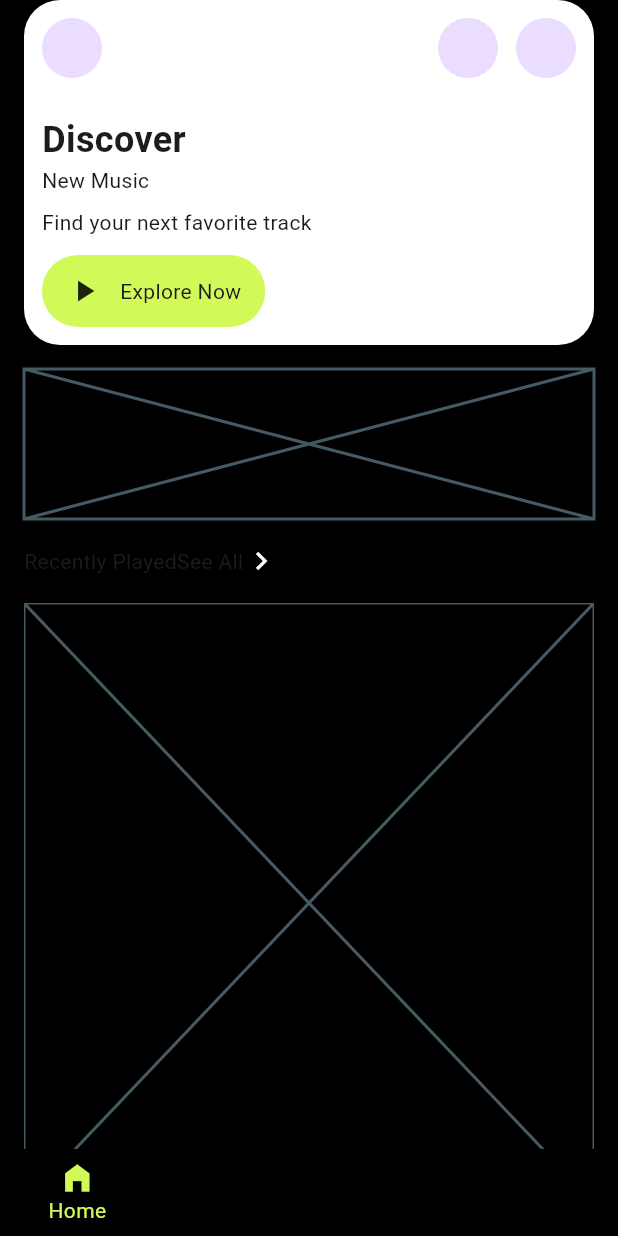
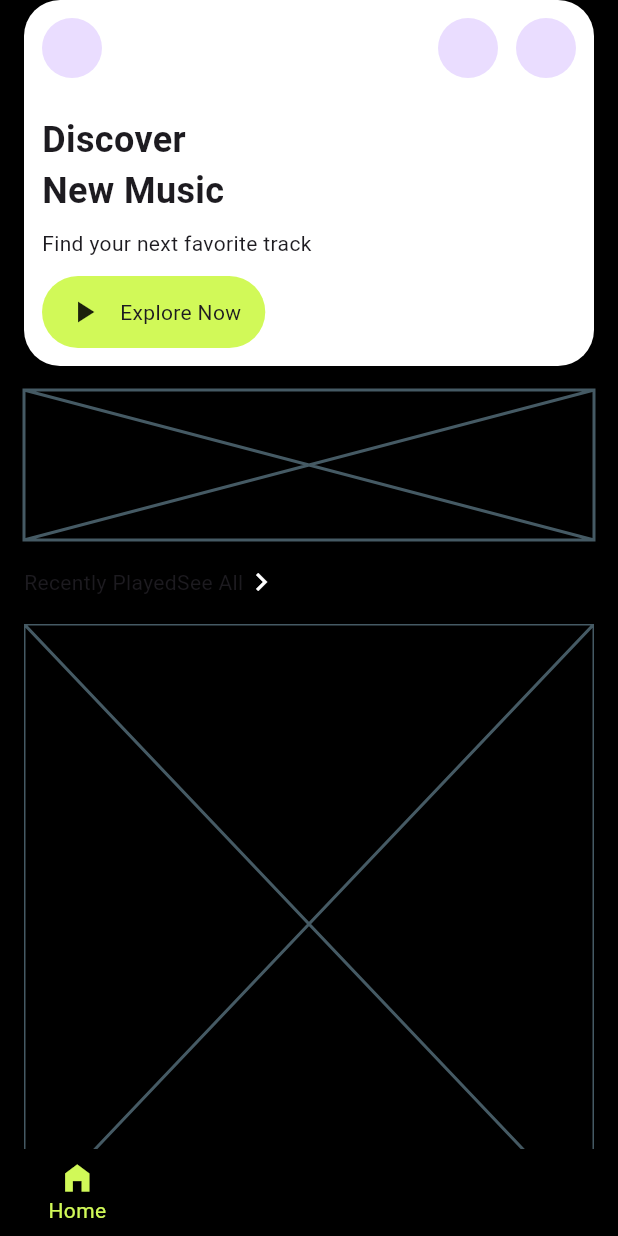
Before and after one commit to JAICHANGPARK/flutter_notebook_chapter_54, a Flutter app: the MusicHomePage screen opened directly, on a phone screen of 412 x 824 dp. Run offline on Flutter 3.47's test engine with Material 3 defaults, Android fonts, the phone set to English and light mode, and no system bars; our stand-ins replace gap, hugeicons, material_ui.

Commit message:
Update music_home_page.dart

```diff
--- a/lib/ep2707_music_app/ui/music_home_page.dart
+++ b/lib/ep2707_music_app/ui/music_home_page.dart
@@ -45,7 +45,10 @@ class _MusicHomePageState extends State<MusicHomePage> {
                           "Discover",
                           style: TextStyle(fontSize: 24, fontWeight: .bold),
                         ),
-                        Text("New Music"),
+                        Text(
+                          "New Music",
+                          style: TextStyle(fontSize: 24, fontWeight: .bold),
+                        ),
                         Gap(8),
                         Text("Find your next favorite track"),
                         Gap(12),
```
